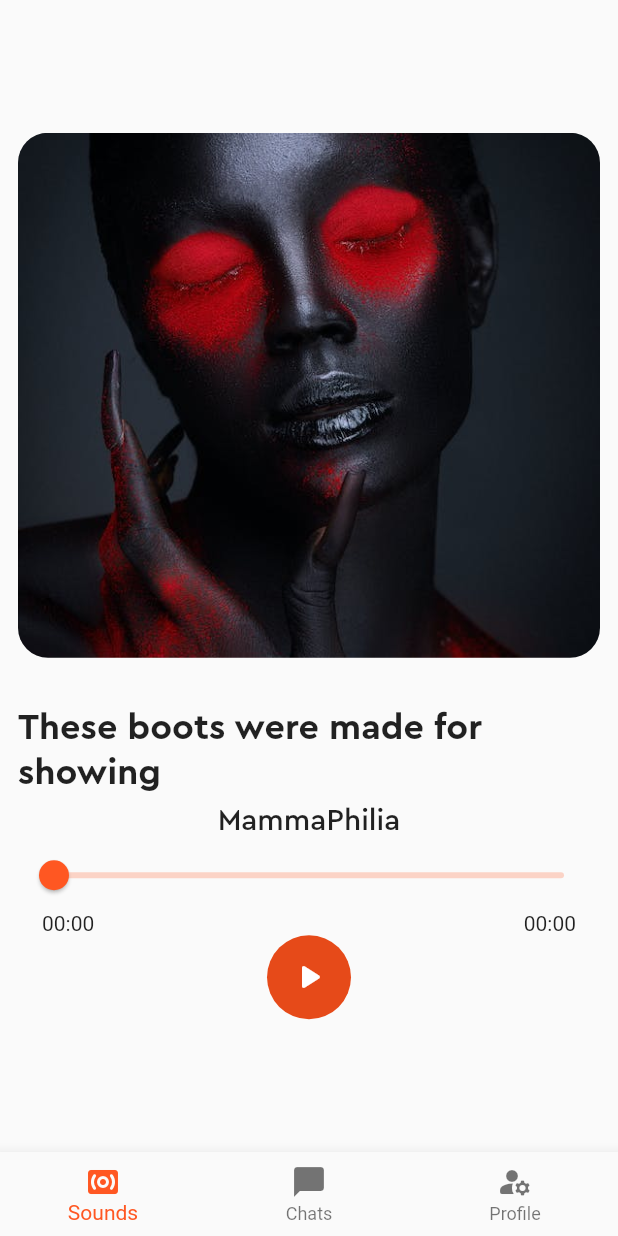
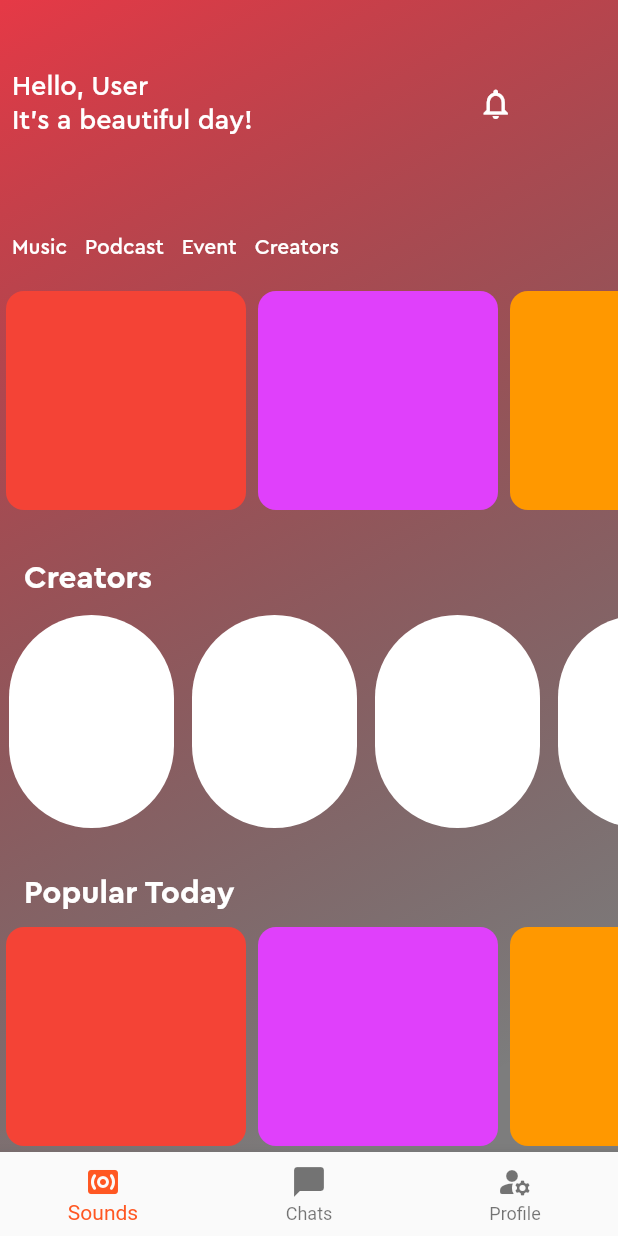
Before and after one commit to occiandiaali/Soundly, a Flutter app: the LayoutPage screen opened directly, on a phone screen of 412 x 824 dp. Run offline on Flutter 3.47's test engine with Material 2 defaults, Android fonts, the phone set to English and light mode, and no system bars; our stand-ins replace audioplayers, flutter_riverpod.

Commit message:
Refactor: audio home layout

```diff
--- /dev/null
+++ b/lib/info.txt
@@ -0,0 +1 @@
+https://itnext.io/lets-create-a-mini-spotify-with-flutter-and-riverpod-24aa53ed8b66
--- a/lib/src/pages/audio/audio_home.dart
+++ b/lib/src/pages/audio/audio_home.dart
@@ -1,7 +1,4 @@
-import 'package:audioplayers/audioplayers.dart';
 import 'package:flutter/material.dart';
-
-import '../../utils/format_time.dart';
 
 class AudioHomePage extends StatefulWidget {
   const AudioHomePage({Key? key}) : super(key: key);
@@ -11,126 +8,204 @@ class AudioHomePage extends StatefulWidget {
 }
 
 class _AudioHomePageState extends State<AudioHomePage> {
-  final audioPlayer = AudioPlayer();
-  bool isPlaying = false;
-  Duration duration = Duration.zero;
-  Duration position = Duration.zero;
+  List<String> imgs = [
+    "boots.webp",
+    "black-woman-face.jpeg",
+    "boots.webp",
+    "black-woman-face.jpeg",
+    "boots.webp",
+    "black-woman-face.jpeg",
+    "boots.webp",
+    "black-woman-face.jpeg",
+    "boots.webp",
+    "black-woman-face.jpeg",
+  ];
 
   @override
-  void initState() {
-    setAudio();
-    super.initState();
-    // Listen to play states
-    audioPlayer.onPlayerStateChanged.listen((state) {
-      setState(() {
-        isPlaying = state == PlayerState.playing;
-      });
-    });
-
-    // Listen to audio duration
-    audioPlayer.onDurationChanged.listen((newDuration) {
-      setState(() {
-        duration = newDuration;
-      });
-    });
-
-    // Listen to audio position
-    audioPlayer.onPositionChanged.listen((newPosition) {
-      setState(() {
-        position = newPosition;
-      });
-    });
-  }
-
-  Future setAudio() async {
-    // play
-   // audioPlayer.play(Uri.parse('https://www.soundhelix.com/examples/mp3/SoundHelix-Song-1.mp3'))
-    // repeat song
-    audioPlayer.setReleaseMode(ReleaseMode.loop);
-
-    // load audio from url
-    String url =
-        'https://www.soundhelix.com/examples/mp3/SoundHelix-Song-1.mp3';
-    audioPlayer.setSourceUrl(url);
-
-    // load local file
-    //TODO:
-  }
-
-  @override
-  void dispose() {
-    audioPlayer.dispose();
-    super.dispose();
-  }
-  @override
   Widget build(BuildContext context) {
-    return Padding(
-      padding: const EdgeInsets.all(12.0),
-      child: Column(
-        mainAxisAlignment: MainAxisAlignment.center,
+    return Column(
         children: [
-          ClipRRect(
-            borderRadius: BorderRadius.circular(20),
-            child: Image.asset('assets/images/black-woman-face.jpeg',
-              width: double.infinity,
-              height: 350,
-              fit: BoxFit.cover,
-            ),
-          ),
-          const SizedBox(height: 32,),
-          const Text(
-            'These boots were made for showing',
-            style: TextStyle(
-              fontSize: 24,
-              fontFamily: 'Cera Pro',
-              fontWeight: FontWeight.w800
-            ),
-          ),
-          const SizedBox(height: 4,),
-          const Text(
-            'MammaPhilia',
-            style: TextStyle(fontSize: 20, fontFamily: 'Cera Pro'),
-          ),
-          Slider(
-            min: 0,
-            max: duration.inSeconds.toDouble(),
-            value: position.inSeconds.toDouble(),
-            onChanged: (value) async {
-              final position = Duration(seconds: value.toInt());
-              await audioPlayer.seek(position);
-
-              // Optional: Play audio if paused
-              await audioPlayer.resume();
-            },
-          ),
+          const SizedBox(height: 38,),
           Padding(
-            padding: const EdgeInsets.symmetric(horizontal: 16),
+            padding: const EdgeInsets.all(8.0),
             child: Row(
-              mainAxisAlignment: MainAxisAlignment.spaceBetween,
+             // mainAxisAlignment: MainAxisAlignment.spaceEvenly,
               children: [
-                Text(formatTime(position)),
-                Text(formatTime(duration - position)),
+                Column(
+                 crossAxisAlignment: CrossAxisAlignment.start,
+                  children: const [
+                    Text("Hello, User", style: TextStyle(fontFamily: 'Cera Pro', fontSize: 18, color: Colors.white),),
+                    Text("It's a beautiful day!", style: TextStyle(fontFamily: 'Cera Pro', fontSize: 18, color: Colors.white),)
+                  ],
+                ),
+                const SizedBox(width: 150,),
+                const Icon(Icons.notifications_outlined, color: Colors.white,),
               ],
             ),
           ),
-          CircleAvatar(
-            radius: 28,
-            child: IconButton(
-              icon: Icon(
-                isPlaying ? Icons.pause : Icons.play_arrow_rounded,
-              ),
-              iconSize: 28,
-              onPressed: () async {
-                if (isPlaying) {
-                  await audioPlayer.pause();
-                } else {
-                  await audioPlayer.resume();
-                }
-              },
+          const SizedBox(height: 48,),
+          Expanded(
+            child: Column(
+              children: [
+                Padding(
+                  padding: const EdgeInsets.all(8.0),
+                  child: Row(
+                  //  mainAxisAlignment: MainAxisAlignment.spaceEvenly,
+                    children: const [
+                      Text("Music", style: TextStyle(fontFamily: 'Cera Pro', color: Colors.white)),
+                      SizedBox(width: 12,),
+                      Text("Podcast", style: TextStyle(fontFamily: 'Cera Pro', color: Colors.white)),
+                      SizedBox(width: 12,),
+                      Text("Event", style: TextStyle(fontFamily: 'Cera Pro', color: Colors.white)),
+                      SizedBox(width: 12,),
+                      Text("Creators", style: TextStyle(fontFamily: 'Cera Pro', color: Colors.white)),
+                    ],
+                  ),
+                ),
+                const SizedBox(height: 8.0,),
+                Expanded(
+                  child: ListView(
+                    scrollDirection: Axis.horizontal,
+                    children: [
+                      Container(
+                        width: 160.0,
+                        margin: const EdgeInsets.all(4.0),
+                        decoration: BoxDecoration(
+                          color: Colors.red,
+                          borderRadius: BorderRadius.circular(12.0),
+                        ),
+                      ),
+                      Container(
+                        width: 160.0,
+                        margin: const EdgeInsets.all(4.0),
+                        decoration: BoxDecoration(
+                          color: Colors.purpleAccent,
+                          borderRadius: BorderRadius.circular(12.0),
+                        ),
+                      ),
+                      Container(
+                        width: 160.0,
+                        margin: const EdgeInsets.all(4.0),
+                        decoration: BoxDecoration(
+                          color: Colors.orange,
+                          borderRadius: BorderRadius.circular(12.0),
+                        ),
+                      ),
+                      Container(
+                        width: 160.0,
+                        margin: const EdgeInsets.all(4.0),
+                        decoration: BoxDecoration(
+                          color: Colors.green,
+                          borderRadius: BorderRadius.circular(12.0),
+                        ),
+                      ),
+                      Container(
+                        width: 160.0,
+                        margin: const EdgeInsets.all(4.0),
+                        decoration: BoxDecoration(
+                          color: Colors.blue,
+                          borderRadius: BorderRadius.circular(12.0),
+                        ),
+                      ),
+                      Container(
+                        width: 160.0,
+                        margin: const EdgeInsets.all(4.0),
+                        decoration: BoxDecoration(
+                          color: Colors.cyanAccent,
+                          borderRadius: BorderRadius.circular(12.0),
+                        ),
+                      ),
+                    ],
+                  ),
+                ),
+                const SizedBox(height: 28,),
+                const Padding(
+                  padding: EdgeInsets.only(bottom: 6.0, left: 16.0),
+                  child: Align(alignment: Alignment.centerLeft, child: Text("Creators", textDirection: TextDirection.ltr, textAlign: TextAlign.left, style: TextStyle(fontFamily: 'Cera Pro', fontSize: 21, color: Colors.white, fontWeight: FontWeight.w800),)),
+                ),
+                Expanded(
+                  child: ListView(
+                    scrollDirection: Axis.horizontal,
+                    children: [
+                      for (var image in imgs)
+                        Container(
+                          margin: const EdgeInsets.all(6.0),
+                          width: 110,
+                          height: 124,
+                          decoration: BoxDecoration(
+                            color: Colors.white,
+                            borderRadius: BorderRadius.circular(60),
+                          ),
+                          child: const SizedBox(),
+                        ),
+                    ],
+                  ),
+                ),
+                const SizedBox(height: 24,),
+                const Padding(
+                  padding: EdgeInsets.only(bottom: 6.0, left: 16.0),
+                  child: Align(alignment: Alignment.centerLeft, child: Text("Popular Today", textDirection: TextDirection.ltr, textAlign: TextAlign.left, style: TextStyle(fontFamily: 'Cera Pro', fontSize: 21, color: Colors.white, fontWeight: FontWeight.w800),)),
+                ),
+                Expanded(
+                  child: ListView(
+                    scrollDirection: Axis.horizontal,
+                    children: [
+                      Container(
+                        width: 160.0,
+                        margin: const EdgeInsets.all(4.0),
+                        decoration: BoxDecoration(
+                          color: Colors.red,
+                          borderRadius: BorderRadius.circular(12.0),
+                        ),
+                      ),
+                      Container(
+                        width: 160.0,
+                        margin: const EdgeInsets.all(4.0),
+                        decoration: BoxDecoration(
+                          color: Colors.purpleAccent,
+                          borderRadius: BorderRadius.circular(12.0),
+                        ),
+                      ),
+                      Container(
+                        width: 160.0,
+                        margin: const EdgeInsets.all(4.0),
+                        decoration: BoxDecoration(
+                          color: Colors.orange,
+                          borderRadius: BorderRadius.circular(12.0),
+                        ),
+                      ),
+                      Container(
+                        width: 160.0,
+                        margin: const EdgeInsets.all(4.0),
+                        decoration: BoxDecoration(
+                          color: Colors.green,
+                          borderRadius: BorderRadius.circular(12.0),
+                        ),
+                      ),
+                      Container(
+                        width: 160.0,
+                        margin: const EdgeInsets.all(4.0),
+                        decoration: BoxDecoration(
+                          color: Colors.blue,
+                          borderRadius: BorderRadius.circular(12.0),
+                        ),
+                      ),
+                      Container(
+                        width: 160.0,
+                        margin: const EdgeInsets.all(4.0),
+                        decoration: BoxDecoration(
+                          color: Colors.cyanAccent,
+                          borderRadius: BorderRadius.circular(12.0),
+                        ),
+                      ),
+                    ],
+                  ),
+                ),
+              ],
             ),
-          )
+          ),
         ],
-      ),
-    );
+      );
   }
+
 }
--- a/lib/src/pages/layout_page.dart
+++ b/lib/src/pages/layout_page.dart
@@ -28,8 +28,19 @@ class _LayoutPageState extends State<LayoutPage> {
   @override
   Widget build(BuildContext context) {
     return Scaffold(
-      body: Center(
-        child: _screens.elementAt(_selectedIndex),
+      body: Container(
+        decoration: BoxDecoration(
+            gradient: LinearGradient(
+              colors: [const Color(0xFFe63946), Colors.black.withOpacity(0.5)],
+              stops: const [0.0, 0.9],
+              begin: Alignment.topLeft,
+              end: Alignment.bottomRight,
+              tileMode: TileMode.repeated,
+            )
+        ),
+        child: Center(
+          child: _screens.elementAt(_selectedIndex),
+        ),
       ),
       bottomNavigationBar: BottomNavigationBar(
         selectedItemColor: Colors.deepOrange,
--- a/pubspec.yaml
+++ b/pubspec.yaml
@@ -33,7 +33,8 @@ dependencies:
     sdk: flutter
 
   supabase_flutter:
-  riverpod:
+  flutter_riverpod:
+  state_notifier:
   simple_connection_checker:
   http:
   audioplayers:
```
Also changed, not shown: lib/src/pages/audio/audio_list.dart (added, +27 -0 lines), lib/src/pages/audio/selected_player.dart (added, +137 -0 lines), lib/src/utils/soundly_mini_player_track_shape.dart (added, +19 -0 lines), lib/src/widgets/audio/audio_track_tile_widget.dart (added, +22 -0 lines), lib/src/widgets/audio/currently_playing_thumbnail_widget.dart (added, +16 -0 lines), lib/src/widgets/audio/mini_player_widget.dart (added, +71 -0 lines), assets/images/boots.webp (added), assets/images/female_profile.png (added), assets/images/male_profile.png (added), pubspec.lock.
